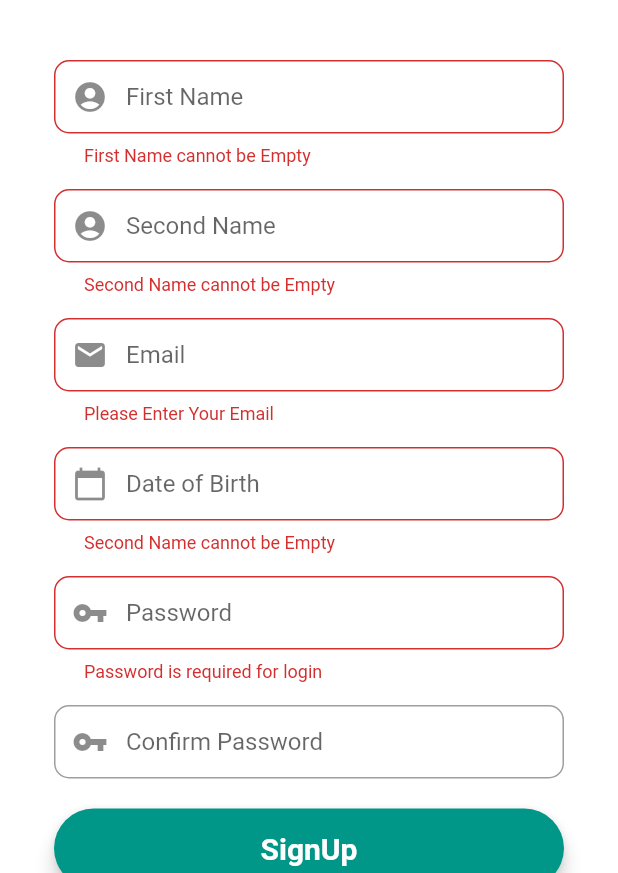
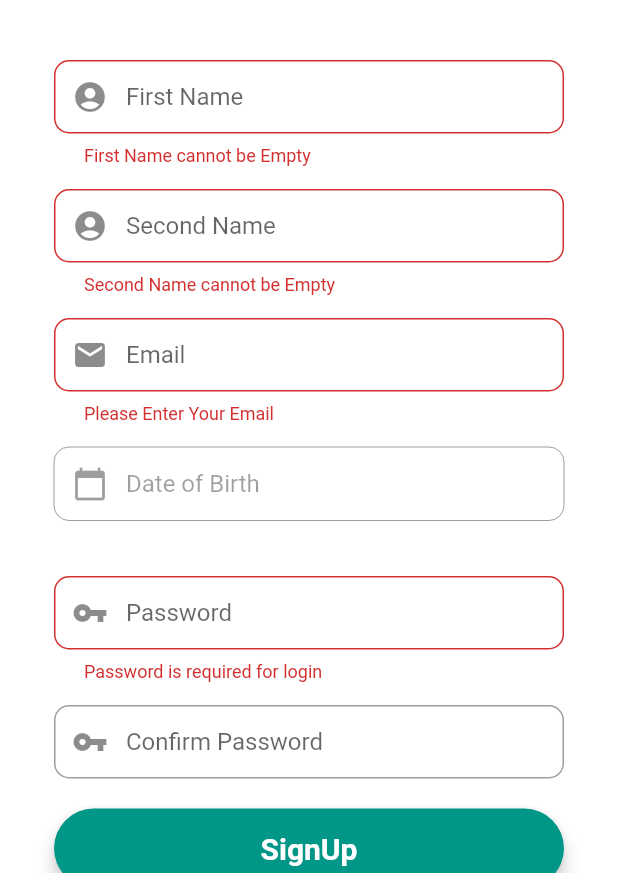
Before and after one commit to Esa1997/green_app, a Flutter app: the RegistrationScreen screen opened directly, after a tap on "SignUp", on a phone screen of 412 x 824 dp, the part 363-1236 px from its top. Run offline on Flutter 3.47's test engine with Material 2 defaults, Android fonts, the light colour scheme and no system bars; our stand-ins replace cloud_firestore, firebase_auth, firebase_core, firebase_storage, flutter_speed_dial, fluttertoast and 1 more; accounts and stored records are empty.

Commit message:
Adding the calender feature to the signup

```diff
--- a/lib/pages/registration_screen.dart
+++ b/lib/pages/registration_screen.dart
@@ -19,7 +19,8 @@ class _RegistrationScreenState extends State<RegistrationScreen> {
 
   // string for displaying the error Message
   String? errorMessage;
-
+  String? _date;
+  DateTime selectedDate = DateTime.now();
 
   // our form key
   final _formKey = GlobalKey<FormState>();
@@ -27,10 +28,57 @@ class _RegistrationScreenState extends State<RegistrationScreen> {
   final firstNameEditingController = new TextEditingController();
   final secondNameEditingController = new TextEditingController();
   final emailEditingController = new TextEditingController();
-  final dateofbirthEditingController = new TextEditingController();
+ // final dateofbirthEditingController = new TextEditingController();
   final passwordEditingController = new TextEditingController();
   final confirmPasswordEditingController = new TextEditingController();
 
+  var dateofbirthEditingController = TextEditingController();
+
+
+  Future<void> _selectDate(BuildContext context) async {
+    final DateTime? picked = await showDatePicker(
+        context: context,
+        initialDate: selectedDate,
+        firstDate: DateTime(1960),
+        lastDate: DateTime(2030));
+    if (picked != null && picked != selectedDate) {
+      setState(() {
+        dateofbirthEditingController.text = "${picked.day}-${picked.month}-${picked.year}";
+      });
+    }
+  }
+
+  Widget _buildDate() {
+    return GestureDetector(
+      onTap: () {
+        _selectDate(context);
+      },
+
+      child: TextFormField(
+         // autofocus: false,
+          enabled: false,
+          controller: dateofbirthEditingController,
+          validator: (String? value) {
+                if (value == null || value.isEmpty) {
+                  return 'Date is Required';
+                }
+                return null;
+              },
+
+          onSaved: (String? value) {
+            _date = value;
+          },
+          textInputAction: TextInputAction.next,
+          decoration: InputDecoration(
+            prefixIcon: Icon(Icons.calendar_today),
+            contentPadding: EdgeInsets.fromLTRB(20, 15, 20, 15),
+            hintText: "Date of Birth",
+            border: OutlineInputBorder(
+              borderRadius: BorderRadius.circular(10),
+            ),
+          )),
+    );
+  }
   @override
   Widget build(BuildContext context) {
     //first name field
@@ -247,7 +295,8 @@ class _RegistrationScreenState extends State<RegistrationScreen> {
                     SizedBox(height: 15),
                     emailField,
                     SizedBox(height: 15),
-                    dateOfBirthfield,
+                    //dateOfBirthfield,
+                    _buildDate(),
                     SizedBox(height: 15),
                     passwordField,
                     SizedBox(height: 15),
```
Also changed, not shown: lib/pages/edit_user.dart (+39 -2 lines).
